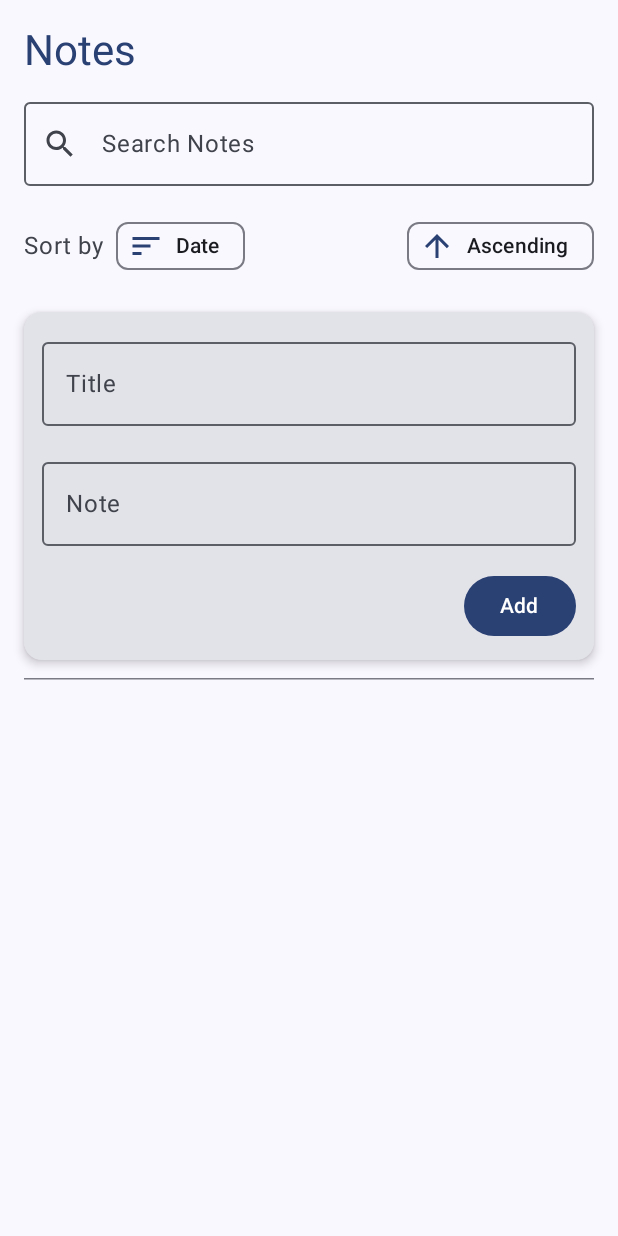
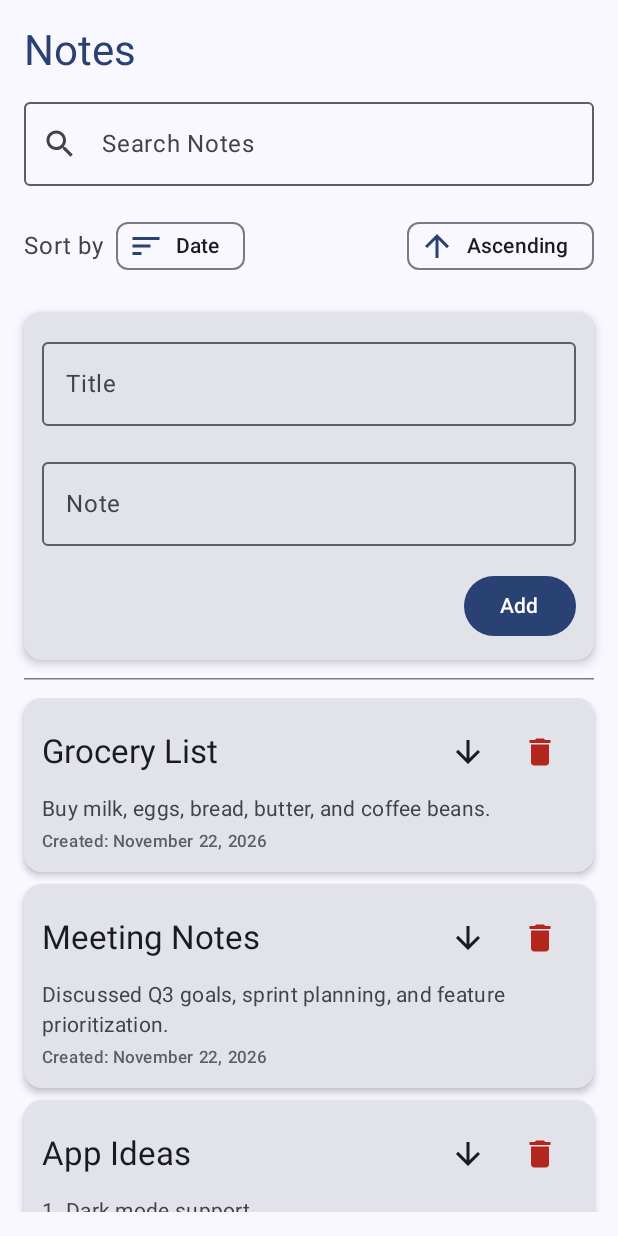
Before and after one commit to infinityvaibhav/notes-app-compose-room, an Android app built with Jetpack Compose: the screen it shows after launch (MainActivity), on a phone screen of 412 x 824 dp. Run offline under Robolectric (Android 15) with nearby library versions, the phone set to English and light mode, and no system bars.

Commit message:
[feat] implemented notes row view and list of notes and refactored consuming strinfg from strings.xml

```diff
--- a/app/src/main/java/com/example/notesapp/data/Note.kt
+++ b/app/src/main/java/com/example/notesapp/data/Note.kt
@@ -1,9 +1,11 @@
 package com.example.notesapp.data
 
 import java.time.LocalDateTime
+import kotlin.uuid.ExperimentalUuidApi
+import kotlin.uuid.Uuid
 
-data class Note(
-    val id: Int,
+data class Note @OptIn(ExperimentalUuidApi::class) constructor(
+    val id: Int = Uuid.random().hashCode(),
     val title: String,
     val note: String,
     val createdAt: LocalDateTime = LocalDateTime.now(),
--- a/app/src/main/java/com/example/notesapp/presentation/AddOrEditNoteCardView.kt
+++ b/app/src/main/java/com/example/notesapp/presentation/AddOrEditNoteCardView.kt
@@ -4,7 +4,6 @@ import androidx.compose.foundation.layout.Arrangement
 import androidx.compose.foundation.layout.Column
 import androidx.compose.foundation.layout.fillMaxWidth
 import androidx.compose.foundation.layout.padding
-import androidx.compose.foundation.layout.size
 import androidx.compose.material3.Button
 import androidx.compose.material3.Card
 import androidx.compose.material3.CardDefaults
@@ -13,14 +12,16 @@ import androidx.compose.material3.Text
 import androidx.compose.runtime.Composable
 import androidx.compose.ui.Alignment
 import androidx.compose.ui.Modifier
+import androidx.compose.ui.res.stringResource
 import androidx.compose.ui.tooling.preview.Preview
 import androidx.compose.ui.unit.dp
+import com.example.notesapp.R
 
 @Composable
 fun AddOrEditNoteCardView(
     title: String,
     note: String,
-    isEditing:  Boolean,
+    isEditing: Boolean,
     onTitleChanged: (String) -> Unit,
     onNoteChanged: (String) -> Unit,
     onSubmit: () -> Unit
@@ -37,7 +38,7 @@ fun AddOrEditNoteCardView(
             OutlinedTextField(
                 value = title,
                 onValueChange = onTitleChanged,
-                label = { Text("Title") },
+                label = { Text(stringResource(R.string.title)) },
                 singleLine = true,
                 modifier = Modifier
                     .fillMaxWidth()
@@ -47,7 +48,7 @@ fun AddOrEditNoteCardView(
             OutlinedTextField(
                 value = note,
                 onValueChange = onNoteChanged,
-                label = { Text("Note") },
+                label = { Text(stringResource(R.string.note)) },
                 modifier = Modifier
                     .fillMaxWidth()
             )
@@ -57,7 +58,7 @@ fun AddOrEditNoteCardView(
                 onClick = onSubmit,
                 modifier = Modifier.align(Alignment.End)
             ) {
-                Text(if (isEditing) "Save changes" else "Add")
+                Text(if (isEditing) stringResource(R.string.save_changes) else stringResource(R.string.add))
             }
         }
     }
--- a/app/src/main/java/com/example/notesapp/presentation/EmptyNotesView.kt
+++ b/app/src/main/java/com/example/notesapp/presentation/EmptyNotesView.kt
@@ -12,9 +12,11 @@ import androidx.compose.material3.Text
 import androidx.compose.runtime.Composable
 import androidx.compose.ui.Alignment
 import androidx.compose.ui.Modifier
+import androidx.compose.ui.res.stringResource
 import androidx.compose.ui.text.style.TextAlign
 import androidx.compose.ui.tooling.preview.Preview
 import androidx.compose.ui.unit.dp
+import com.example.notesapp.R
 
 @Composable
 fun EmptyNotesView() {
@@ -25,10 +27,11 @@ fun EmptyNotesView() {
             Icon(
                 modifier = Modifier.size(64.dp),
                 imageVector = Icons.AutoMirrored.Filled.NoteAdd,
-                contentDescription = "Add notes icon",
+                contentDescription = stringResource(R.string.cd_add_notes_icon),
                 tint = MaterialTheme.colorScheme.primary,
             )
-            Text("No Notes yet\n Add the new notes using the form above.",
+            Text(
+                text = stringResource(R.string.empty_notes_message),
                 style = MaterialTheme.typography.bodyLarge,
                 color = MaterialTheme.colorScheme.onSurfaceVariant,
                 textAlign = TextAlign.Center
@@ -37,7 +40,6 @@ fun EmptyNotesView() {
     }
 }
 
-
 @Preview(showBackground = true)
 @Composable
 private fun EmptyNotesViewPreview() {
--- a/app/src/main/java/com/example/notesapp/presentation/NotesHeaderView.kt
+++ b/app/src/main/java/com/example/notesapp/presentation/NotesHeaderView.kt
@@ -4,12 +4,15 @@ import androidx.compose.material3.MaterialTheme
 import androidx.compose.material3.Text
 import androidx.compose.runtime.Composable
 import androidx.compose.ui.Modifier
+import androidx.compose.ui.res.stringResource
+import com.example.notesapp.R
 
 @Composable
 fun NotesHeaderView(modifier: Modifier = Modifier) {
     Text(
-        text = "Notes",
+        text = stringResource(R.string.notes),
         style = MaterialTheme.typography.headlineMedium,
-        color = MaterialTheme.colorScheme.primary
+        color = MaterialTheme.colorScheme.primary,
+        modifier = modifier
     )
 }
--- a/app/src/main/java/com/example/notesapp/presentation/NotesListContentView.kt
+++ b/app/src/main/java/com/example/notesapp/presentation/NotesListContentView.kt
@@ -1,36 +1,14 @@
 package com.example.notesapp.presentation
 
-import androidx.compose.foundation.clickable
 import androidx.compose.foundation.layout.Arrangement
-import androidx.compose.foundation.layout.Box
-import androidx.compose.foundation.layout.Column
 import androidx.compose.foundation.layout.fillMaxSize
-import androidx.compose.foundation.layout.fillMaxWidth
-import androidx.compose.foundation.layout.height
-import androidx.compose.foundation.layout.size
 import androidx.compose.foundation.lazy.LazyColumn
 import androidx.compose.foundation.lazy.items
-import androidx.compose.material.icons.Icons
-import androidx.compose.material.icons.automirrored.filled.NoteAdd
-import androidx.compose.material3.Card
-import androidx.compose.material3.CardDefaults
-import androidx.compose.material3.Icon
-import androidx.compose.material3.MaterialTheme
-import androidx.compose.material3.Text
 import androidx.compose.runtime.Composable
-import androidx.compose.runtime.getValue
-import androidx.compose.runtime.mutableStateOf
-import androidx.compose.runtime.remember
-import androidx.compose.runtime.setValue
-import androidx.compose.ui.Alignment
 import androidx.compose.ui.Modifier
-import androidx.compose.ui.text.style.TextAlign
 import androidx.compose.ui.tooling.preview.Preview
 import androidx.compose.ui.unit.dp
 import com.example.notesapp.data.Note
-import java.text.DateFormat
-import java.time.format.DateTimeFormatter
-import java.util.Locale
 
 @Composable
 fun NotesListContentView(
@@ -58,19 +36,6 @@ fun NotesListView(notes: List<Note>, onNoteClick: (Note) -> Unit, onDeleteNote:
     }
 }
 
-@Composable
-fun NotesRowView(note: Note, onNoteClick: (Note) -> Unit, onDeleteNote: (Note) -> Unit) {
-    var expanded by remember { mutableStateOf(false) }
-    val formattedDate  = DateTimeFormatter.ofPattern("MMMM d, yyyy", Locale.getDefault())
-
-    Card(
-        modifier = Modifier
-            .fillMaxWidth()
-            .clickable { onNoteClick(note) },
-        elevation = CardDefaults.cardElevation(3.dp)
-    ) { }
-}
-
 @Preview(showBackground = true)
 @Composable
 private fun NotesListContentViewPreview() {
--- /dev/null
+++ b/app/src/main/java/com/example/notesapp/presentation/NotesRowView.kt
@@ -0,0 +1,99 @@
+package com.example.notesapp.presentation
+
+import androidx.compose.foundation.clickable
+import androidx.compose.foundation.layout.Arrangement
+import androidx.compose.foundation.layout.Column
+import androidx.compose.foundation.layout.Row
+import androidx.compose.foundation.layout.fillMaxWidth
+import androidx.compose.foundation.layout.padding
+import androidx.compose.material.icons.Icons
+import androidx.compose.material.icons.filled.ArrowDownward
+import androidx.compose.material.icons.filled.ArrowUpward
+import androidx.compose.material.icons.filled.Delete
+import androidx.compose.material3.Card
+import androidx.compose.material3.CardDefaults
+import androidx.compose.material3.Icon
+import androidx.compose.material3.IconButton
+import androidx.compose.material3.MaterialTheme
+import androidx.compose.material3.Text
+import androidx.compose.runtime.Composable
+import androidx.compose.runtime.getValue
+import androidx.compose.runtime.mutableStateOf
+import androidx.compose.runtime.remember
+import androidx.compose.runtime.setValue
+import androidx.compose.ui.Alignment
+import androidx.compose.ui.Modifier
+import androidx.compose.ui.res.stringResource
+import androidx.compose.ui.text.style.TextOverflow
+import androidx.compose.ui.tooling.preview.Preview
+import androidx.compose.ui.unit.dp
+import com.example.notesapp.R
+import com.example.notesapp.data.Note
+import java.time.format.DateTimeFormatter
+import java.util.Locale
+
+@Composable
+fun NotesRowView(note: Note, onNoteClick: (Note) -> Unit, onDeleteNote: (Note) -> Unit) {
+    var isExpanded by remember { mutableStateOf(false) }
+    val formattedDate  = DateTimeFormatter.ofPattern("MMMM d, yyyy", Locale.getDefault())
+
+    Card(
+        modifier = Modifier
+            .fillMaxWidth()
+            .clickable { onNoteClick(note) },
+        elevation = CardDefaults.cardElevation(3.dp)
+    ) {
+        Column(modifier = Modifier.padding(12.dp), verticalArrangement = Arrangement.spacedBy(4.dp)) {
+            Row(
+               modifier = Modifier.fillMaxWidth(),
+                horizontalArrangement = Arrangement.SpaceBetween,
+                verticalAlignment = Alignment.CenterVertically
+            ) {
+                Text(
+                    text = note.title,
+                    style = MaterialTheme.typography.titleLarge,
+                    modifier = Modifier.weight(1f)
+                )
+
+                IconButton(onClick = { isExpanded = !isExpanded }) {
+                    Icon(
+                        imageVector = if (isExpanded) Icons.Default.ArrowUpward else Icons.Default.ArrowDownward,
+                        contentDescription = if (isExpanded) stringResource(R.string.cd_collapse) else stringResource(R.string.cd_expand)
+                    )
+                }
+
+                IconButton(onClick = { onDeleteNote(note) }) {
+                    Icon(
+                        imageVector = Icons.Default.Delete,
+                        contentDescription = stringResource(R.string.cd_delete_note),
+                        tint = MaterialTheme.colorScheme.error
+                    )
+                }
+            }
+
+            Text(
+                text = note.note,
+                style = MaterialTheme.typography.bodyMedium,
+                color = MaterialTheme.colorScheme.onSurfaceVariant,
+                maxLines = if (isExpanded) Int.MAX_VALUE else 2,
+                overflow = TextOverflow.Ellipsis
+            )
+
+            Text(
+                text = stringResource(R.string.created_at_format, note.createdAt.format(formattedDate)),
+                style = MaterialTheme.typography.labelSmall,
+                color = MaterialTheme.colorScheme.outline
+            )
+        }
+    }
+}
+
+@Preview(showBackground = true)
+@Composable
+private fun NotesRowViewPreview() {
+    NotesRowView(
+        note = Note.mockNotes.first(),
+        onNoteClick = {},
+        onDeleteNote = {}
+    )
+}
--- a/app/src/main/java/com/example/notesapp/presentation/SearchAndSortBarView.kt
+++ b/app/src/main/java/com/example/notesapp/presentation/SearchAndSortBarView.kt
@@ -20,8 +20,10 @@ import androidx.compose.material3.Text
 import androidx.compose.runtime.Composable
 import androidx.compose.ui.Alignment
 import androidx.compose.ui.Modifier
+import androidx.compose.ui.res.stringResource
 import androidx.compose.ui.tooling.preview.Preview
 import androidx.compose.ui.unit.dp
+import com.example.notesapp.R
 
 @Composable
 fun SearchAndSortBarView(
@@ -36,10 +38,10 @@ fun SearchAndSortBarView(
         OutlinedTextField(
             value = searchQuery,
             onValueChange = onSearchChanged,
-            label = { Text("Search Notes")},
+            label = { Text(stringResource(R.string.search_notes)) },
             singleLine = true,
             leadingIcon = {
-                Icon(Icons.Default.Search, contentDescription = "Search Icon")
+                Icon(Icons.Default.Search, contentDescription = stringResource(R.string.cd_search_icon))
             },
             modifier = Modifier.fillMaxWidth()
         )
@@ -54,21 +56,21 @@ fun SearchAndSortBarView(
             verticalAlignment = Alignment.CenterVertically
         ) {
             Row(verticalAlignment = Alignment.CenterVertically, horizontalArrangement = Arrangement.spacedBy(8.dp)) {
-                Text("Sort by", color = MaterialTheme.colorScheme.onSurfaceVariant)
+                Text(stringResource(R.string.sort_by), color = MaterialTheme.colorScheme.onSurfaceVariant)
                 AssistChip(
                     onClick = { onSortByChanged(if (sortBy == "Date") "Title" else "Date") },
-                    label = { Text(sortBy) },
-                    leadingIcon = { Icon(Icons.AutoMirrored.Filled.Sort, contentDescription = "sort by icon")}
+                    label = { Text(if (sortBy == "Date") stringResource(R.string.sort_by_date) else stringResource(R.string.sort_by_title)) },
+                    leadingIcon = { Icon(Icons.AutoMirrored.Filled.Sort, contentDescription = stringResource(R.string.cd_sort_by_icon)) }
                 )
             }
 
             AssistChip(
                 onClick = { onOrderChanged(!ascending) },
-                label = { Text(if (ascending) "Ascending" else "Descending") },
+                label = { Text(if (ascending) stringResource(R.string.ascending) else stringResource(R.string.descending)) },
                 leadingIcon = {
                     Icon(
                         imageVector = if (ascending) Icons.Default.ArrowUpward else Icons.Default.ArrowDownward,
-                        contentDescription = "sort by icon"
+                        contentDescription = stringResource(R.string.cd_sort_by_icon)
                     )
                 }
             )
--- a/app/src/main/res/values/strings.xml
+++ b/app/src/main/res/values/strings.xml
@@ -1,3 +1,32 @@
 <resources>
     <string name="app_name">NotesApp</string>
+
+    <!-- Headers & General -->
+    <string name="notes">Notes</string>
+    <string name="title">Title</string>
+    <string name="note">Note</string>
+    <string name="save_changes">Save changes</string>
+    <string name="add">Add</string>
+
+    <!-- Empty State -->
+    <string name="empty_notes_message">No Notes yet\n Add the new notes using the form above.</string>
+
+    <!-- Search & Sort -->
+    <string name="search_notes">Search Notes</string>
+    <string name="sort_by">Sort by</string>
+    <string name="sort_by_date">Date</string>
+    <string name="sort_by_title">Title</string>
+    <string name="ascending">Ascending</string>
+    <string name="descending">Descending</string>
+
+    <!-- Note Row -->
+    <string name="created_at_format">Created: %1$s</string>
+
+    <!-- Content Descriptions -->
+    <string name="cd_add_notes_icon">Add notes icon</string>
+    <string name="cd_collapse">Collapse</string>
+    <string name="cd_expand">Expand</string>
+    <string name="cd_delete_note">Delete note</string>
+    <string name="cd_search_icon">Search Icon</string>
+    <string name="cd_sort_by_icon">sort by icon</string>
 </resources>
```
